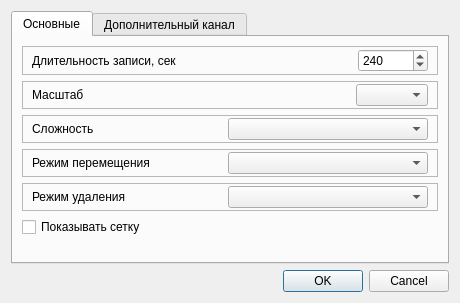
Qt form metodics/trenagers/tetris/trentetrisparamsdialog.ui (grigp/a-analyser) before a commit.
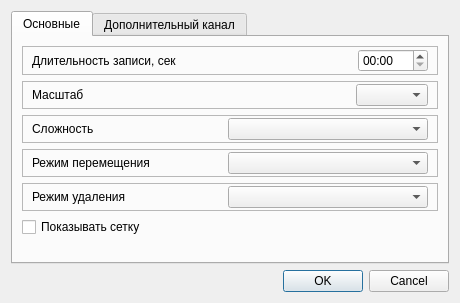
The same form after that commit. Icons and pictures are not drawn.

Patch:
```diff
--- a/metodics/trenagers/tetris/trentetrisparamsdialog.ui
+++ b/metodics/trenagers/tetris/trentetrisparamsdialog.ui
@@ -60,24 +60,15 @@
            </spacer>
           </item>
           <item>
-           <widget class="QSpinBox" name="edGameTime">
+           <widget class="QTimeEdit" name="edGameTime">
             <property name="minimumSize">
              <size>
               <width>70</width>
               <height>0</height>
              </size>
             </property>
-            <property name="minimum">
-             <number>10</number>
-            </property>
-            <property name="maximum">
-             <number>600</number>
-            </property>
-            <property name="singleStep">
-             <number>10</number>
-            </property>
-            <property name="value">
-             <number>240</number>
+            <property name="displayFormat">
+             <string>mm:ss</string>
             </property>
            </widget>
           </item>
```
